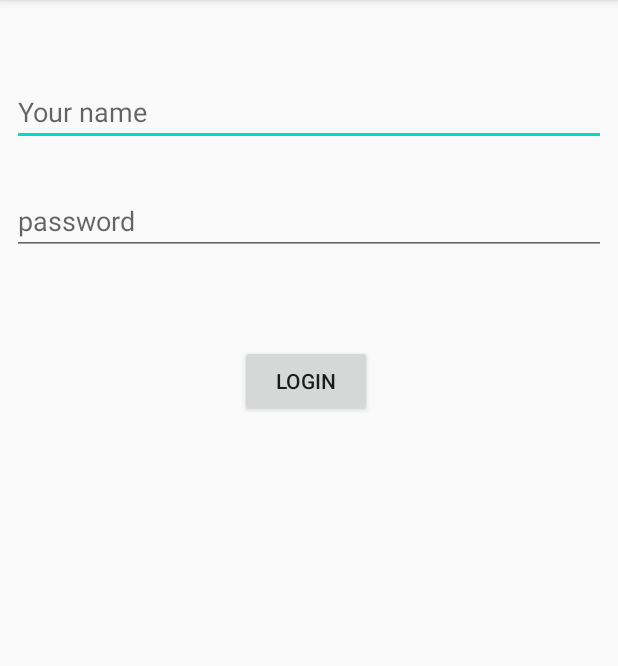
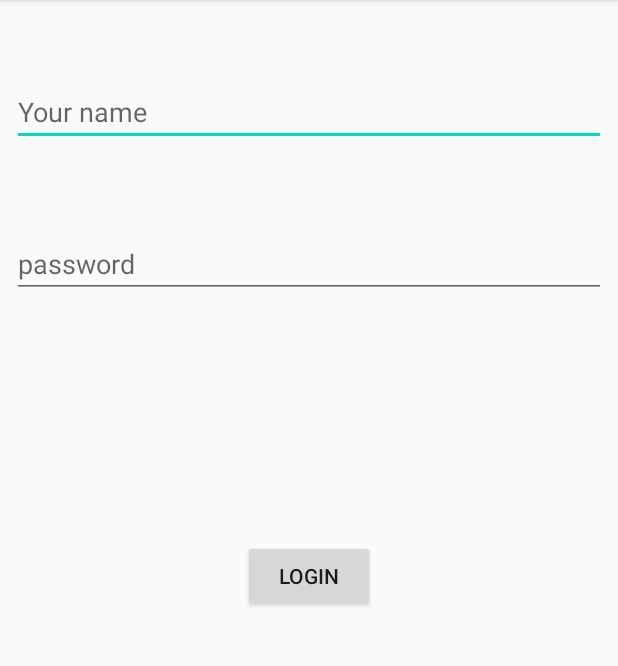
Before and after one commit to Erfaneftekharzadeh/applicationTest, an Android app: the screen it shows after launch (MainActivity), after a tap on "LOGIN", on a phone screen of 412 x 824 dp, the part 84-750 px from its top. Run offline under Robolectric (Android 15) with nearby library versions, the phone set to English and light mode, and no system bars.

Commit message:
added Toast

```diff
--- a/app/src/main/java/com/erfan/android/applicationtest/MainActivity.java
+++ b/app/src/main/java/com/erfan/android/applicationtest/MainActivity.java
@@ -6,6 +6,7 @@ import android.os.Bundle;
 import android.util.Log;
 import android.view.View;
 import android.widget.EditText;
+import android.widget.Toast;
 
 
 public class MainActivity extends AppCompatActivity {
@@ -17,6 +18,8 @@ public class MainActivity extends AppCompatActivity {
       Log.i("username is", username.getText().toString());
       Log.i("username is", password.getText().toString());
 
+      Toast.makeText(this,"HI", Toast.LENGTH_SHORT).show();
+
   }
 
 
--- a/app/src/main/res/layout/activity_main.xml
+++ b/app/src/main/res/layout/activity_main.xml
@@ -18,30 +18,33 @@
         android:inputType="textPersonName"
         app:layout_constraintEnd_toEndOf="parent"
         app:layout_constraintStart_toStartOf="parent"
-        app:layout_constraintTop_toTopOf="parent" />
+        app:layout_constraintTop_toTopOf="parent"
+        android:autofillHints="" />
 
     <EditText
         android:id="@+id/passwordInput"
         android:layout_width="0dp"
         android:layout_height="wrap_content"
         android:layout_marginStart="8dp"
-        android:layout_marginTop="27dp"
+        android:layout_marginTop="56dp"
         android:layout_marginEnd="8dp"
+        android:autofillHints=""
         android:ems="10"
         android:hint="@string/password"
         android:inputType="textPassword"
         app:layout_constraintEnd_toEndOf="parent"
+        app:layout_constraintHorizontal_bias="0.0"
         app:layout_constraintStart_toStartOf="parent"
         app:layout_constraintTop_toBottomOf="@+id/usernameInput" />
 
     <Button
         android:id="@+id/loginButton"
-        android:layout_width="wrap_content"
+        android:layout_width="0dp"
         android:layout_height="wrap_content"
-        android:layout_marginStart="159dp"
-        android:layout_marginTop="42dp"
-        android:layout_marginEnd="164dp"
-        android:layout_marginBottom="472dp"
+        android:layout_marginStart="162dp"
+        android:layout_marginTop="143dp"
+        android:layout_marginEnd="162dp"
+        android:layout_marginBottom="342dp"
         android:onClick="@string/loginButton"
         android:text="@string/login"
         app:layout_constraintBottom_toBottomOf="parent"
```
